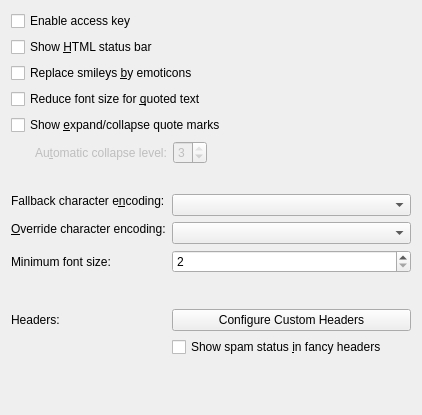
Before: the Qt Designer form messageviewer/ui/settings.ui in KDE/kdepim, drawn with Qt 5.
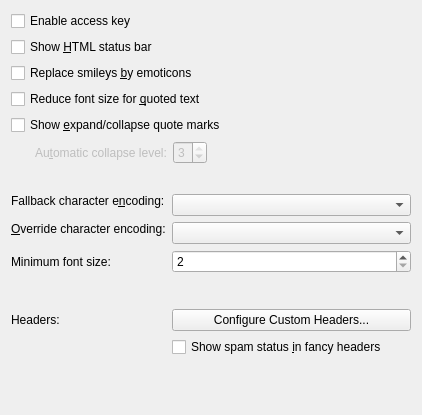
After: the same form once the commit is applied. Custom widgets are drawn as their Qt base class.

Patch:
```diff
--- a/messageviewer/ui/settings.ui
+++ b/messageviewer/ui/settings.ui
@@ -241,7 +241,7 @@
      <item row="4" column="1">
       <widget class="QPushButton" name="configureCustomHeadersButton">
        <property name="text">
-        <string>Configure Custom Headers</string>
+        <string>Configure Custom Headers...</string>
        </property>
       </widget>
      </item>
```
